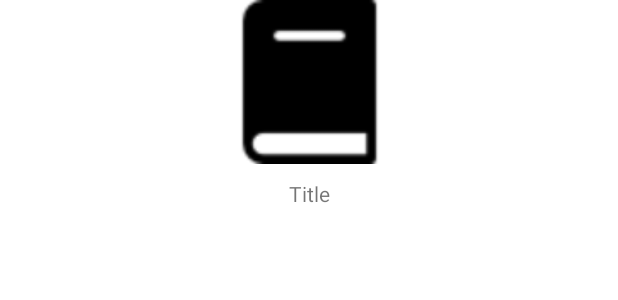
After one commit to DigitalMaestro89/BooksProjects, an Android app: the layout view_book_card.xml on its own in the app's theme, with its tools: preview values and no code run, on a phone screen of 412 x 824 dp. The commit adds this screen. Shown: the top 300 px of the screen. Run offline under Robolectric (Android 15) with nearby library versions, the phone set to English and light mode, and no system bars.

Commit message:
[Book-6] : listview of books(using mocks)

```diff
--- a/app/src/main/java/es/usj/booksprojects/activity/SplashActivity.java
+++ b/app/src/main/java/es/usj/booksprojects/activity/SplashActivity.java
@@ -2,6 +2,7 @@ package es.usj.booksprojects.activity;
 
 import androidx.appcompat.app.AppCompatActivity;
 
+import android.content.Intent;
 import android.os.Bundle;
 
 import es.usj.booksprojects.R;
@@ -12,5 +13,7 @@ public class SplashActivity extends AppCompatActivity {
     protected void onCreate(Bundle savedInstanceState) {
         super.onCreate(savedInstanceState);
         setContentView(R.layout.activity_splash);
+        Intent intent  = new Intent(this, BookListActivity.class);
+        this.startActivity(intent);
     }
 }
--- /dev/null
+++ b/app/src/main/res/layout/view_book_card.xml
@@ -0,0 +1,32 @@
+<?xml version="1.0" encoding="utf-8"?>
+<androidx.constraintlayout.widget.ConstraintLayout xmlns:android="http://schemas.android.com/apk/res/android"
+    xmlns:app="http://schemas.android.com/apk/res-auto"
+    xmlns:tools="http://schemas.android.com/tools"
+    android:layout_width="match_parent"
+    android:layout_height="170dp">
+
+    <LinearLayout
+        android:id="@+id/book_card"
+        android:layout_width="154dp"
+        android:layout_height="155dp"
+        android:orientation="vertical"
+        app:layout_constraintEnd_toEndOf="parent"
+        app:layout_constraintStart_toStartOf="parent"
+        app:layout_constraintTop_toTopOf="parent">
+
+        <ImageView
+            android:id="@+id/imageView"
+            android:layout_width="match_parent"
+            android:layout_height="109dp"
+            app:srcCompat="@drawable/book" />
+
+        <TextView
+            android:id="@+id/tvBookTitle"
+            android:layout_width="match_parent"
+            android:layout_height="match_parent"
+            android:layout_marginTop="10dp"
+            android:text="Title"
+            android:textAlignment="center" />
+    </LinearLayout>
+
+</androidx.constraintlayout.widget.ConstraintLayout>
```
Also changed, not shown: app/src/main/java/es/usj/booksprojects/activity/BookListActivity.java (+11 -1 lines), app/src/main/java/es/usj/booksprojects/adapters/BookListAdapter.java (added, +59 -0 lines), app/src/main/res/layout/activity_book_list.xml (+20 -0 lines).
